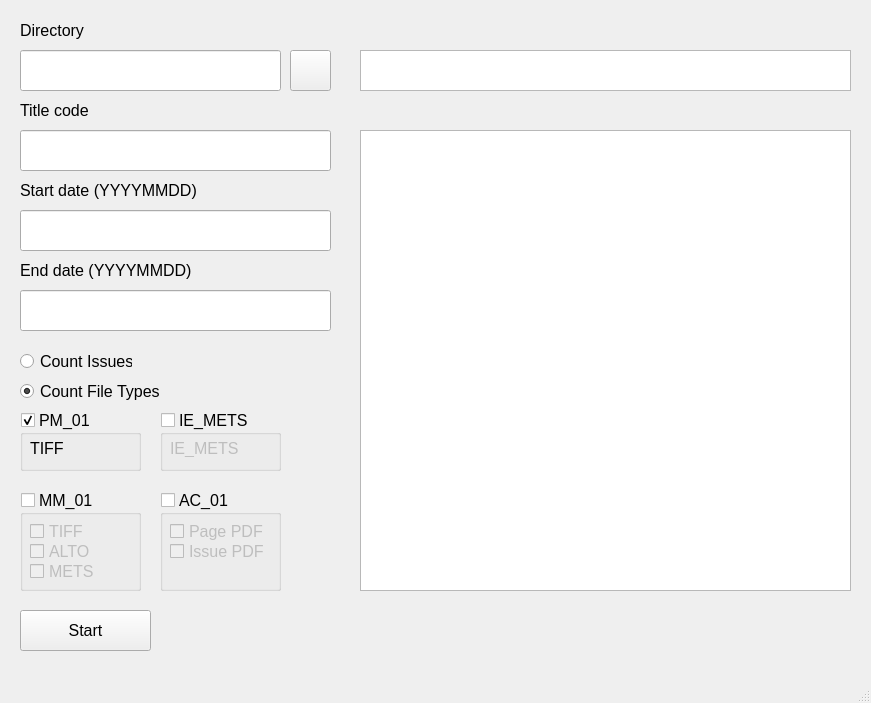
Qt form CoD.ui (NLNZDigitalPreservation/paperspast_file_counter) before a commit.
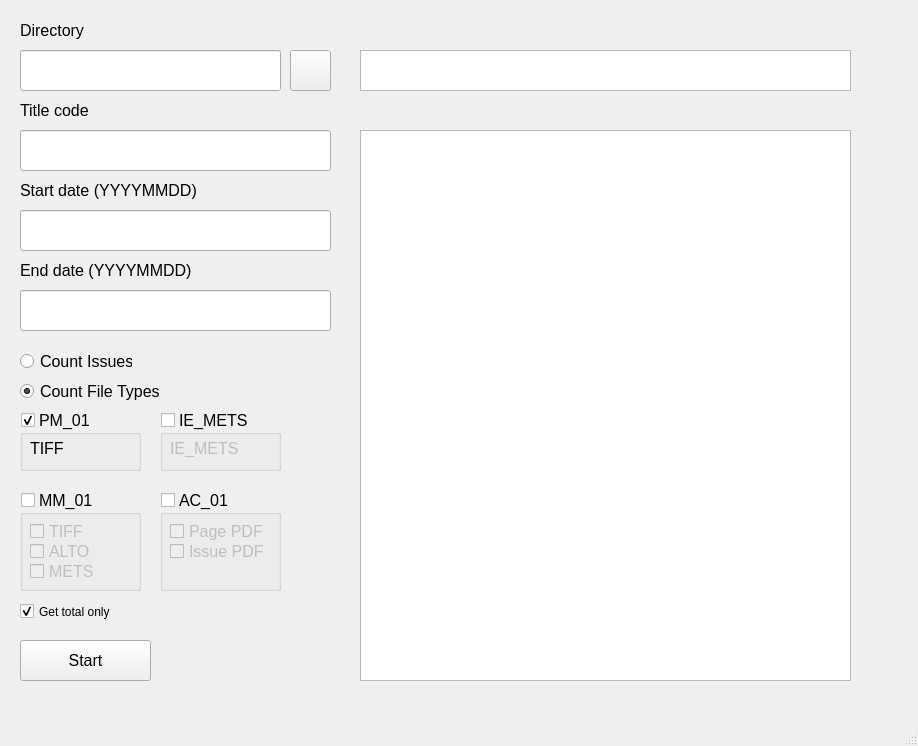
The same form after that commit.

Commit message: total only option

```diff
--- a/CoD.ui
+++ b/CoD.ui
@@ -6,8 +6,8 @@
    <rect>
     <x>0</x>
     <y>0</y>
-    <width>871</width>
-    <height>703</height>
+    <width>918</width>
+    <height>746</height>
    </rect>
   </property>
   <property name="windowTitle">
@@ -135,7 +135,7 @@
       <x>360</x>
       <y>130</y>
       <width>491</width>
-      <height>461</height>
+      <height>551</height>
      </rect>
     </property>
     <property name="font">
@@ -212,7 +212,7 @@
     <property name="geometry">
      <rect>
       <x>20</x>
-      <y>610</y>
+      <y>640</y>
       <width>131</width>
       <height>41</height>
      </rect>
@@ -464,6 +464,25 @@
      <bool>true</bool>
     </property>
    </widget>
+   <widget class="QCheckBox" name="total_only_check">
+    <property name="enabled">
+     <bool>true</bool>
+    </property>
+    <property name="geometry">
+     <rect>
+      <x>20</x>
+      <y>600</y>
+      <width>121</width>
+      <height>23</height>
+     </rect>
+    </property>
+    <property name="text">
+     <string>Get total only</string>
+    </property>
+    <property name="checked">
+     <bool>true</bool>
+    </property>
+   </widget>
   </widget>
   <widget class="QStatusBar" name="statusbar"/>
  </widget>
```
The commit also changes 2 other files.
